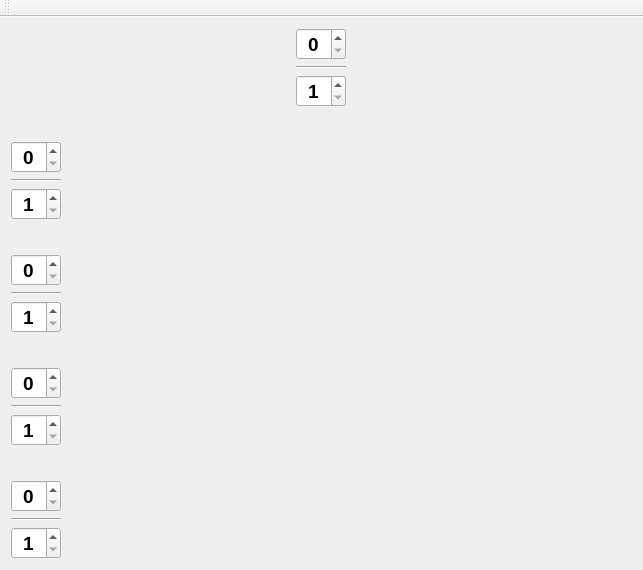
The window that mainwindow.ui (fthomas/fractions) describes before a commit, drawn with Qt 5.
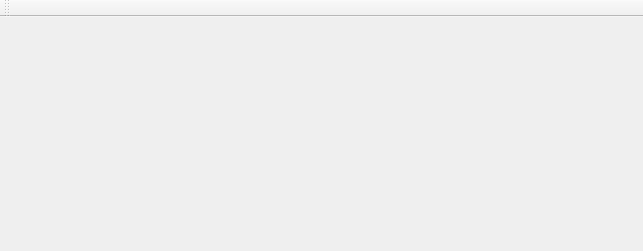
The same window after the commit.

Patch:
```diff
--- a/mainwindow.ui
+++ b/mainwindow.ui
@@ -10,7 +10,7 @@
     <x>0</x>
     <y>0</y>
     <width>643</width>
-    <height>570</height>
+    <height>251</height>
    </rect>
   </property>
   <property name="windowTitle">
@@ -22,76 +22,10 @@
   <widget class="QWidget" name="centralWidget">
    <layout class="QVBoxLayout" name="verticalLayout_6">
     <item>
-     <layout class="QHBoxLayout" name="horizontalLayout1" stretch="0">
+     <layout class="QHBoxLayout" name="horizontalLayout_0" stretch="">
       <property name="spacing">
        <number>-1</number>
       </property>
-      <item>
-       <layout class="QVBoxLayout" name="verticalLayout">
-        <item>
-         <widget class="QSpinBox" name="spinN1">
-          <property name="sizePolicy">
-           <sizepolicy hsizetype="Fixed" vsizetype="Fixed">
-            <horstretch>0</horstretch>
-            <verstretch>0</verstretch>
-           </sizepolicy>
-          </property>
-          <property name="font">
-           <font>
-            <pointsize>14</pointsize>
-            <weight>75</weight>
-            <bold>true</bold>
-           </font>
-          </property>
-          <property name="alignment">
-           <set>Qt::AlignCenter</set>
-          </property>
-          <property name="value">
-           <number>0</number>
-          </property>
-         </widget>
-        </item>
-        <item>
-         <widget class="Line" name="line1">
-          <property name="sizePolicy">
-           <sizepolicy hsizetype="Preferred" vsizetype="Fixed">
-            <horstretch>0</horstretch>
-            <verstretch>0</verstretch>
-           </sizepolicy>
-          </property>
-          <property name="orientation">
-           <enum>Qt::Horizontal</enum>
-          </property>
-         </widget>
-        </item>
-        <item>
-         <widget class="QSpinBox" name="spinD1">
-          <property name="sizePolicy">
-           <sizepolicy hsizetype="Fixed" vsizetype="Fixed">
-            <horstretch>0</horstretch>
-            <verstretch>0</verstretch>
-           </sizepolicy>
-          </property>
-          <property name="font">
-           <font>
-            <pointsize>14</pointsize>
-            <weight>75</weight>
-            <bold>true</bold>
-           </font>
-          </property>
-          <property name="alignment">
-           <set>Qt::AlignCenter</set>
-          </property>
-          <property name="minimum">
-           <number>1</number>
-          </property>
-          <property name="value">
-           <number>1</number>
-          </property>
-         </widget>
-        </item>
-       </layout>
-      </item>
      </layout>
     </item>
     <item>
@@ -108,79 +42,10 @@
      </spacer>
     </item>
     <item>
-     <layout class="QHBoxLayout" name="horizontalLayout_2" stretch="0,1">
+     <layout class="QHBoxLayout" name="horizontalLayout_1" stretch="">
       <property name="spacing">
        <number>-1</number>
       </property>
-      <item>
-       <layout class="QVBoxLayout" name="verticalLayout_2">
-        <item>
-         <widget class="QSpinBox" name="spinN2">
-          <property name="sizePolicy">
-           <sizepolicy hsizetype="Fixed" vsizetype="Fixed">
-            <horstretch>0</horstretch>
-            <verstretch>0</verstretch>
-           </sizepolicy>
-          </property>
-          <property name="font">
-           <font>
-            <pointsize>14</pointsize>
-            <weight>75</weight>
-            <bold>true</bold>
-           </font>
-          </property>
-          <property name="alignment">
-           <set>Qt::AlignCenter</set>
-          </property>
-          <property name="value">
-           <number>0</number>
-          </property>
-         </widget>
-        </item>
-        <item>
-         <widget class="Line" name="line2">
-          <property name="sizePolicy">
-           <sizepolicy hsizetype="Preferred" vsizetype="Fixed">
-            <horstretch>0</horstretch>
-            <verstretch>0</verstretch>
-           </sizepolicy>
-          </property>
-          <property name="orientation">
-           <enum>Qt::Horizontal</enum>
-          </property>
-         </widget>
-        </item>
-        <item>
-         <widget class="QSpinBox" name="spinD2">
-          <property name="sizePolicy">
-           <sizepolicy hsizetype="Fixed" vsizetype="Fixed">
-            <horstretch>0</horstretch>
-            <verstretch>0</verstretch>
-           </sizepolicy>
-          </property>
-          <property name="font">
-           <font>
-            <pointsize>14</pointsize>
-            <weight>75</weight>
-            <bold>true</bold>
-           </font>
-          </property>
-          <property name="alignment">
-           <set>Qt::AlignCenter</set>
-          </property>
-          <property name="minimum">
-           <number>1</number>
-          </property>
-          <property name="value">
-           <number>1</number>
-          </property>
-         </widget>
-        </item>
-       </layout>
-      </item>
-      <item>
-       <widget class="QWidget" name="widget2" native="true"/>
-      </item>
      </layout>
     </item>
     <item>
@@ -197,79 +62,10 @@
      </spacer>
     </item>
     <item>
-     <layout class="QHBoxLayout" name="horizontalLayout_3" stretch="0,1">
+     <layout class="QHBoxLayout" name="horizontalLayout_2" stretch="">
       <property name="spacing">
        <number>-1</number>
       </property>
-      <item>
-       <layout class="QVBoxLayout" name="verticalLayout_3">
-        <item>
-         <widget class="QSpinBox" name="spinN3">
-          <property name="sizePolicy">
-           <sizepolicy hsizetype="Fixed" vsizetype="Fixed">
-            <horstretch>0</horstretch>
-            <verstretch>0</verstretch>
-           </sizepolicy>
-          </property>
-          <property name="font">
-           <font>
-            <pointsize>14</pointsize>
-            <weight>75</weight>
-            <bold>true</bold>
-           </font>
-          </property>
-          <property name="alignment">
-           <set>Qt::AlignCenter</set>
-          </property>
-          <property name="value">
-           <number>0</number>
-          </property>
-         </widget>
-        </item>
-        <item>
-         <widget class="Line" name="line3">
-          <property name="sizePolicy">
-           <sizepolicy hsizetype="Preferred" vsizetype="Fixed">
-            <horstretch>0</horstretch>
-            <verstretch>0</verstretch>
-           </sizepolicy>
-          </property>
-          <property name="orientation">
-           <enum>Qt::Horizontal</enum>
-          </property>
-         </widget>
-        </item>
-        <item>
-         <widget class="QSpinBox" name="spinD3">
-          <property name="sizePolicy">
-           <sizepolicy hsizetype="Fixed" vsizetype="Fixed">
-            <horstretch>0</horstretch>
-            <verstretch>0</verstretch>
-           </sizepolicy>
-          </property>
-          <property name="font">
-           <font>
-            <pointsize>14</pointsize>
-            <weight>75</weight>
-            <bold>true</bold>
-           </font>
-          </property>
-          <property name="alignment">
-           <set>Qt::AlignCenter</set>
-          </property>
-          <property name="minimum">
-           <number>1</number>
-          </property>
-          <property name="value">
-           <number>1</number>
-          </property>
-         </widget>
-        </item>
-       </layout>
-      </item>
-      <item>
-       <widget class="QWidget" name="widget3" native="true"/>
-      </item>
      </layout>
     </item>
     <item>
@@ -286,82 +82,10 @@
      </spacer>
     </item>
     <item>
-     <layout class="QHBoxLayout" name="horizontalLayout_4" stretch="0,1">
+     <layout class="QHBoxLayout" name="horizontalLayout_3" stretch="">
       <property name="spacing">
        <number>-1</number>
       </property>
-      <item>
-       <layout class="QVBoxLayout" name="verticalLayout_4">
-        <item>
-         <widget class="QSpinBox" name="spinN4">
-          <property name="sizePolicy">
-           <sizepolicy hsizetype="Fixed" vsizetype="Fixed">
-            <horstretch>0</horstretch>
-            <verstretch>0</verstretch>
-           </sizepolicy>
-          </property>
-          <property name="font">
-           <font>
-            <pointsize>14</pointsize>
-            <weight>75</weight>
-            <bold>true</bold>
-           </font>
-          </property>
-          <property name="alignment">
-           <set>Qt::AlignCenter</set>
-          </property>
-          <property name="singleStep">
-           <number>1</number>
-          </property>
-          <property name="value">
-           <number>0</number>
-          </property>
-         </widget>
-        </item>
-        <item>
-         <widget class="Line" name="line4">
-          <property name="sizePolicy">
-           <sizepolicy hsizetype="Preferred" vsizetype="Fixed">
-            <horstretch>0</horstretch>
-            <verstretch>0</verstretch>
-           </sizepolicy>
-          </property>
-          <property name="orientation">
-           <enum>Qt::Horizontal</enum>
-          </property>
-         </widget>
-        </item>
-        <item>
-         <widget class="QSpinBox" name="spinD4">
-          <property name="sizePolicy">
-           <sizepolicy hsizetype="Fixed" vsizetype="Fixed">
-            <horstretch>0</horstretch>
-            <verstretch>0</verstretch>
-           </sizepolicy>
-          </property>
-          <property name="font">
-           <font>
-            <pointsize>14</pointsize>
-            <weight>75</weight>
-            <bold>true</bold>
-           </font>
-          </property>
-          <property name="alignment">
-           <set>Qt::AlignCenter</set>
-          </property>
-          <property name="minimum">
-           <number>1</number>
-          </property>
-          <property name="value">
-           <number>1</number>
-          </property>
-         </widget>
-        </item>
-       </layout>
-      </item>
-      <item>
-       <widget class="QWidget" name="widget4" native="true"/>
-      </item>
      </layout>
     </item>
     <item>
@@ -378,79 +102,10 @@
      </spacer>
     </item>
     <item>
-     <layout class="QHBoxLayout" name="horizontalLayout_5" stretch="0,1">
+     <layout class="QHBoxLayout" name="horizontalLayout_4" stretch="">
       <property name="spacing">
        <number>-1</number>
       </property>
-      <item>
-       <layout class="QVBoxLayout" name="verticalLayout_5">
-        <item>
-         <widget class="QSpinBox" name="spinN5">
-          <property name="sizePolicy">
-           <sizepolicy hsizetype="Fixed" vsizetype="Fixed">
-            <horstretch>0</horstretch>
-            <verstretch>0</verstretch>
-           </sizepolicy>
-          </property>
-          <property name="font">
-           <font>
-            <pointsize>14</pointsize>
-            <weight>75</weight>
-            <bold>true</bold>
-           </font>
-          </property>
-          <property name="alignment">
-           <set>Qt::AlignCenter</set>
-          </property>
-          <property name="value">
-           <number>0</number>
-          </property>
-         </widget>
-        </item>
-        <item>
-         <widget class="Line" name="line5">
-          <property name="sizePolicy">
-           <sizepolicy hsizetype="Preferred" vsizetype="Fixed">
-            <horstretch>0</horstretch>
-            <verstretch>0</verstretch>
-           </sizepolicy>
-          </property>
-          <property name="orientation">
-           <enum>Qt::Horizontal</enum>
-          </property>
-         </widget>
-        </item>
-        <item>
-         <widget class="QSpinBox" name="spinD5">
-          <property name="sizePolicy">
-           <sizepolicy hsizetype="Fixed" vsizetype="Fixed">
-            <horstretch>0</horstretch>
-            <verstretch>0</verstretch>
-           </sizepolicy>
-          </property>
-          <property name="font">
-           <font>
-            <pointsize>14</pointsize>
-            <weight>75</weight>
-            <bold>true</bold>
-           </font>
-          </property>
-          <property name="alignment">
-           <set>Qt::AlignCenter</set>
-          </property>
-          <property name="minimum">
-           <number>1</number>
-          </property>
-          <property name="value">
-           <number>1</number>
-          </property>
-         </widget>
-        </item>
-       </layout>
-      </item>
-      <item>
-       <widget class="QWidget" name="widget5" native="true"/>
-      </item>
      </layout>
     </item>
    </layout>
```
Left out of the diff: 5 changed lines with no effect on the pictures.
